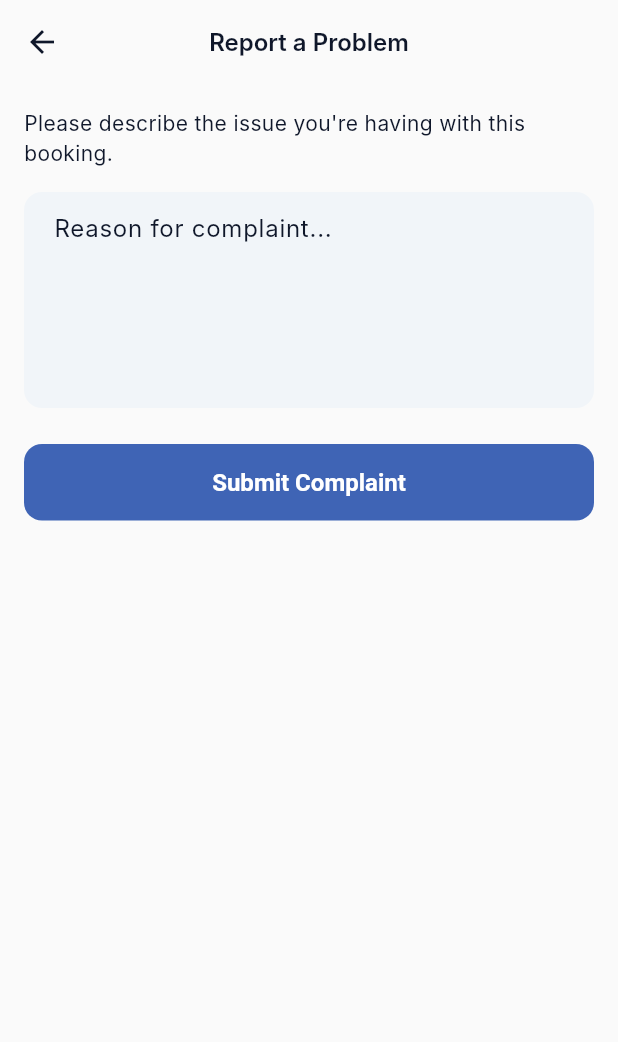
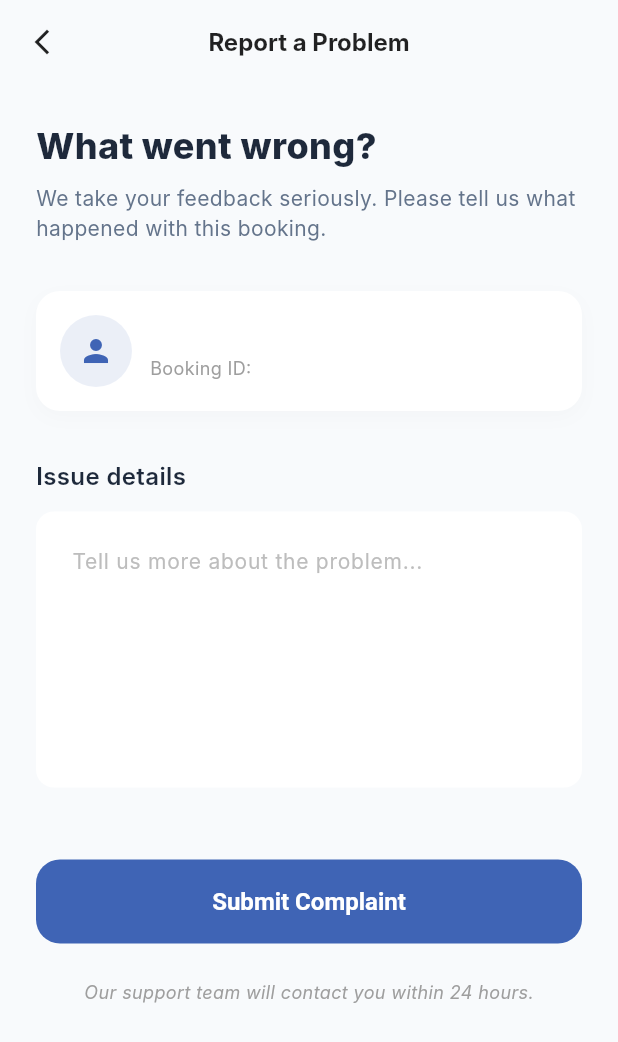
Before and after one commit to AmineElBiyadi/marketplace_services_app, a Flutter app: the ComplaintScreen screen opened directly with empty values, on a phone screen of 412 x 824 dp. Shown: the top 1042 px of the screen. Run offline on Flutter 3.47's test engine with Material 3 defaults, Android fonts, the phone set to English and light mode, and no system bars; our stand-ins replace cloud_firestore, file_picker, firebase_auth, firebase_core, fl_chart, geolocator and 4 more; accounts and stored records are empty; Roboto replaces fonts that are missing (Inter).

Commit message:
form réclamation coté client

```diff
--- a/service_app/lib/screens/client/complaint_screen.dart
+++ b/service_app/lib/screens/client/complaint_screen.dart
@@ -45,7 +45,10 @@ class _ComplaintScreenState extends State<ComplaintScreen> {
     final description = _descriptionController.text.trim();
     if (description.isEmpty) {
       ScaffoldMessenger.of(context).showSnackBar(
-        const SnackBar(content: Text("Please describe your problem")),
+        const SnackBar(
+          content: Text("Please describe your problem"),
+          backgroundColor: Colors.orange,
+        ),
       );
       return;
     }
@@ -68,25 +71,49 @@ class _ComplaintScreenState extends State<ComplaintScreen> {
       if (mounted) {
         showDialog(
           context: context,
+          barrierDismissible: false,
           builder: (context) => AlertDialog(
-            title: const Text("Complaint Submitted"),
-            content: const Text("Our team will review your complaint and get back to you soon."),
-            actions: [
-              TextButton(
-                onPressed: () {
-                  Navigator.pop(context);
-                  context.pop();
-                },
-                child: const Text("OK"),
-              ),
-            ],
+            shape: RoundedRectangleBorder(borderRadius: BorderRadius.circular(20)),
+            content: Column(
+              mainAxisSize: MainAxisSize.min,
+              children: [
+                const Icon(Icons.check_circle_outline, color: Colors.green, size: 80),
+                const SizedBox(height: 16),
+                const Text(
+                  "Complaint Submitted",
+                  style: TextStyle(fontSize: 20, fontWeight: FontWeight.bold),
+                ),
+                const SizedBox(height: 12),
+                const Text(
+                  "Our team will review your complaint and get back to you as soon as possible.",
+                  textAlign: TextAlign.center,
+                  style: TextStyle(color: Colors.grey),
+                ),
+                const SizedBox(height: 24),
+                SizedBox(
+                  width: double.infinity,
+                  child: ElevatedButton(
+                    style: ElevatedButton.styleFrom(
+                      backgroundColor: AppColors.primary,
+                      shape: RoundedRectangleBorder(borderRadius: BorderRadius.circular(12)),
+                      padding: const EdgeInsets.symmetric(vertical: 14),
+                    ),
+                    onPressed: () {
+                      Navigator.pop(context);
+                      context.pop();
+                    },
+                    child: const Text("OK", style: TextStyle(color: Colors.white, fontWeight: FontWeight.bold)),
+                  ),
+                ),
+              ],
+            ),
           ),
         );
       }
     } catch (e) {
       if (mounted) {
         ScaffoldMessenger.of(context).showSnackBar(
-          SnackBar(content: Text("Error: $e")),
+          SnackBar(content: Text("Error: $e"), backgroundColor: Colors.red),
         );
       }
     } finally {
@@ -97,31 +124,118 @@ class _ComplaintScreenState extends State<ComplaintScreen> {
   @override
   Widget build(BuildContext context) {
     if (_isLoading && _intervention == null) {
-      return const Scaffold(body: Center(child: CircularProgressIndicator()));
+      return const Scaffold(
+        body: Center(child: CircularProgressIndicator(color: AppColors.primary)),
+      );
     }
 
+    final expertSnap = _intervention?.expertSnapshot ?? {};
+    final expertName = expertSnap['nom'] ?? 'Expert';
+    final expertPhoto = expertSnap['photo'] ?? '';
+
     return Scaffold(
-      appBar: AppBar(title: const Text("Report a Problem")),
-      body: Padding(
-        padding: const EdgeInsets.all(16.0),
+      backgroundColor: const Color(0xFFF8FAFC),
+      appBar: AppBar(
+        title: const Text("Report a Problem", style: TextStyle(color: Colors.black87, fontWeight: FontWeight.bold)),
+        backgroundColor: Colors.transparent,
+        elevation: 0,
+        centerTitle: true,
+        leading: IconButton(
+          icon: const Icon(Icons.arrow_back_ios_new, color: Colors.black87, size: 20),
+          onPressed: () => context.pop(),
+        ),
+      ),
+      body: SingleChildScrollView(
+        padding: const EdgeInsets.all(24.0),
         child: Column(
+          crossAxisAlignment: CrossAxisAlignment.start,
           children: [
-            const Text("Please describe the issue you're having with this booking."),
-            const SizedBox(height: 16),
+            const Text(
+              "What went wrong?",
+              style: TextStyle(fontSize: 24, fontWeight: FontWeight.w800, color: Color(0xFF1E293B)),
+            ),
+            const SizedBox(height: 8),
+            const Text(
+              "We take your feedback seriously. Please tell us what happened with this booking.",
+              style: TextStyle(fontSize: 14, color: Color(0xFF64748B)),
+            ),
+            const SizedBox(height: 32),
+
+            // Expert Card (Static info)
+            Container(
+              padding: const EdgeInsets.all(16),
+              decoration: BoxDecoration(
+                color: Colors.white,
+                borderRadius: BorderRadius.circular(16),
+                boxShadow: [
+                  BoxShadow(color: Colors.black.withOpacity(0.02), blurRadius: 10, offset: const Offset(0, 4)),
+                ],
+              ),
+              child: Row(
+                children: [
+                  CircleAvatar(
+                    radius: 24,
+                    backgroundImage: expertPhoto.isNotEmpty ? NetworkImage(expertPhoto) : null,
+                    backgroundColor: AppColors.primary.withOpacity(0.1),
+                    child: expertPhoto.isEmpty ? const Icon(Icons.person, color: AppColors.primary) : null,
+                  ),
+                  const SizedBox(width: 12),
+                  Expanded(
+                    child: Column(
+                      crossAxisAlignment: CrossAxisAlignment.start,
+                      children: [
+                        Text(expertName, style: const TextStyle(fontWeight: FontWeight.bold, fontSize: 16)),
+                        Text("Booking ID: ${widget.interventionId}", style: const TextStyle(color: Colors.grey, fontSize: 12)),
+                      ],
+                    ),
+                  ),
+                ],
+              ),
+            ),
+
+            const SizedBox(height: 32),
+            const Text(
+              "Issue details",
+              style: TextStyle(fontSize: 16, fontWeight: FontWeight.w600, color: Color(0xFF1E293B)),
+            ),
+            const SizedBox(height: 12),
             TextField(
               controller: _descriptionController,
-              maxLines: 5,
-              decoration: const InputDecoration(
-                hintText: "Reason for complaint...",
-                border: OutlineInputBorder(),
+              maxLines: 6,
+              decoration: InputDecoration(
+                hintText: "Tell us more about the problem...",
+                hintStyle: TextStyle(color: Colors.grey.shade400, fontSize: 14),
+                filled: true,
+                fillColor: Colors.white,
+                border: OutlineInputBorder(
+                  borderRadius: BorderRadius.circular(16),
+                  borderSide: BorderSide.none,
+                ),
+                contentPadding: const EdgeInsets.all(20),
               ),
             ),
-            const SizedBox(height: 24),
+            const SizedBox(height: 48),
             SizedBox(
               width: double.infinity,
+              height: 56,
               child: ElevatedButton(
                 onPressed: _isLoading ? null : _submitComplaint,
-                child: _isLoading ? const CircularProgressIndicator() : const Text("Submit Complaint"),
+                style: ElevatedButton.styleFrom(
+                  backgroundColor: AppColors.primary,
+                  foregroundColor: Colors.white,
+                  shape: RoundedRectangleBorder(borderRadius: BorderRadius.circular(16)),
+                  elevation: 0,
+                ),
+                child: _isLoading
+                    ? const SizedBox(height: 24, width: 24, child: CircularProgressIndicator(color: Colors.white, strokeWidth: 2))
+                    : const Text("Submit Complaint", style: TextStyle(fontSize: 16, fontWeight: FontWeight.w700)),
+              ),
+            ),
+             const SizedBox(height: 24),
+            const Center(
+              child: Text(
+                "Our support team will contact you within 24 hours.",
+                style: TextStyle(fontSize: 12, color: Colors.grey, fontStyle: FontStyle.italic),
               ),
             ),
           ],
```
